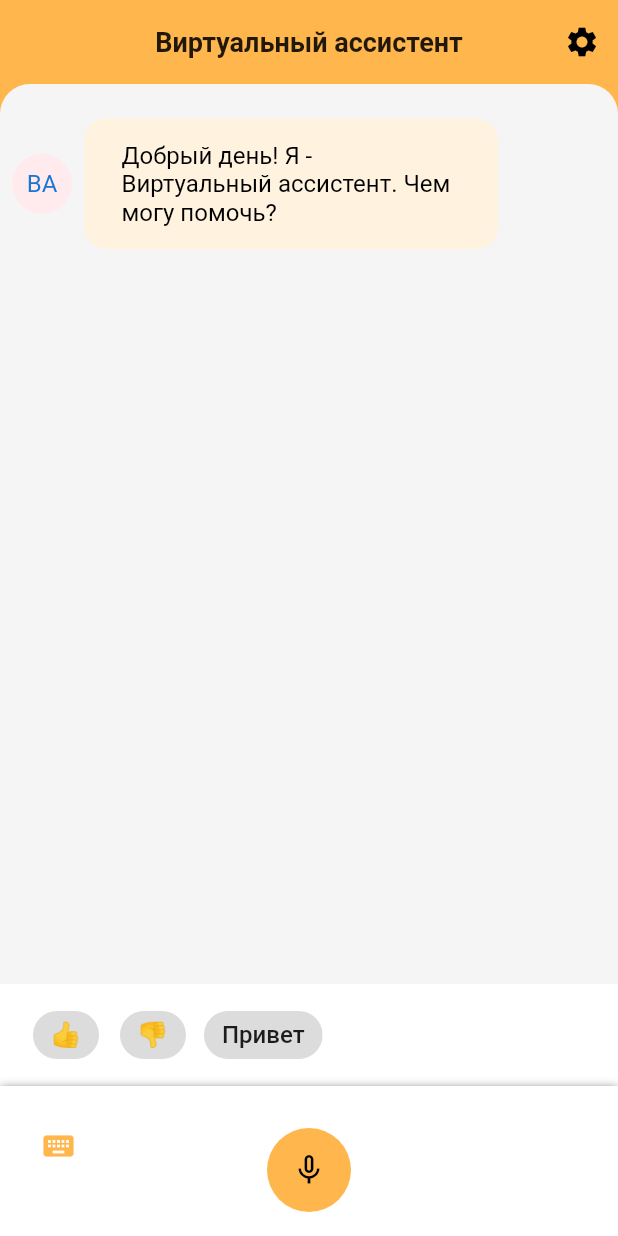
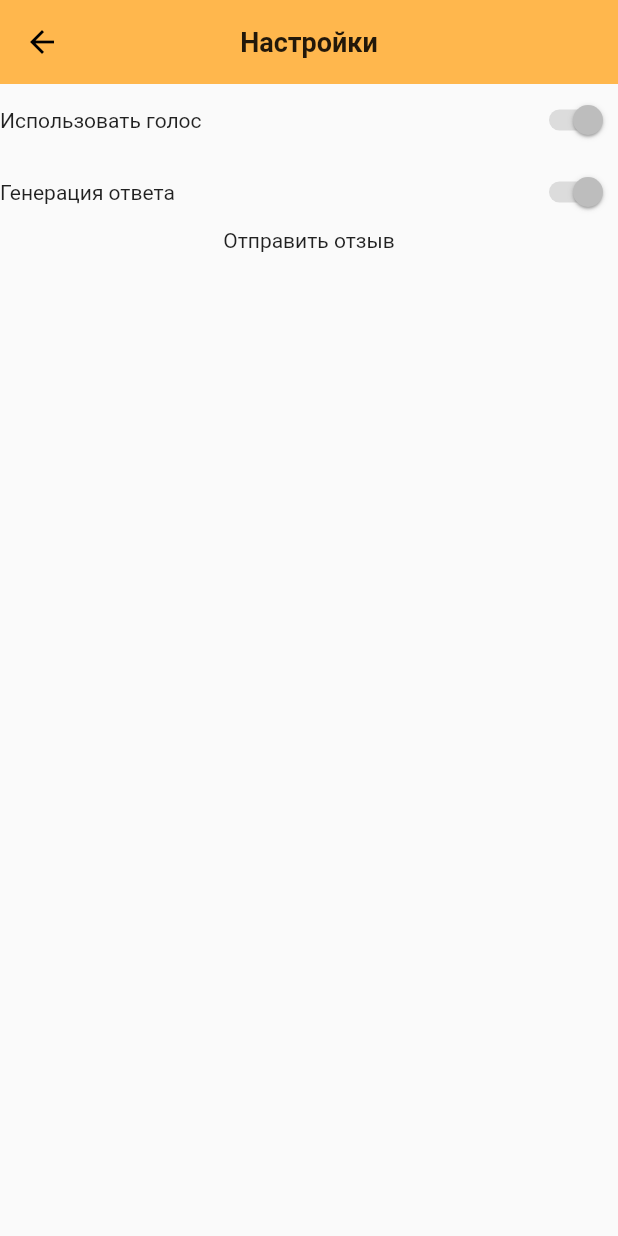
Before and after one commit to alexeytra/va_client, a Flutter app: the screen it shows after launch, after a tap on the "settings" icon, on a phone screen of 412 x 824 dp. Run offline on Flutter 3.47's test engine with Material 2 defaults, Android fonts, the phone set to English and light mode, and no system bars; our stand-ins replace audioplayers, flutter_redux, redux, redux_thunk, speech_to_text; missing offline and left inert: redux_logging; generated files the repository leaves out were written again.

Commit message:
add settings screen

```diff
--- a/lib/screens/home_screen.dart
+++ b/lib/screens/home_screen.dart
@@ -4,6 +4,7 @@ import 'package:speech_to_text/speech_to_text.dart' as stt;
 import 'package:va_client/models/message_model.dart';
 import 'package:va_client/models/view_model.dart';
 import 'package:va_client/redux/app_state.dart';
+import 'package:va_client/screens/setting_screen.dart';
 import 'package:va_client/utils/functions.dart';
 import 'package:va_client/widgets/input_question.dart';
 import 'package:va_client/widgets/show_message.dart';
@@ -43,7 +44,12 @@ class _HomeScreenState extends State<HomeScreen> {
             ),
             centerTitle: true,
             elevation: 0,
-            actions: [IconButton(icon: Icon(Icons.settings), onPressed: () {})],
+            actions: [IconButton(icon: Icon(Icons.settings), onPressed: () {
+              Navigator.push(
+                context,
+                MaterialPageRoute(builder: (context) => SettingScreen()),
+              );
+            })],
           ),
           floatingActionButtonLocation:
               FloatingActionButtonLocation.centerFloat,
--- /dev/null
+++ b/lib/screens/setting_screen.dart
@@ -0,0 +1,38 @@
+import 'package:flutter/cupertino.dart';
+import 'package:flutter/material.dart';
+
+class SettingScreen extends StatefulWidget {
+  @override
+  _SettingScreenState createState() => _SettingScreenState();
+}
+
+class _SettingScreenState extends State<SettingScreen> {
+  @override
+  Widget build(BuildContext context) {
+    return Scaffold(
+      appBar: AppBar(
+        title: Text('Настройки', style: TextStyle(fontSize: 18.0, fontWeight: FontWeight.bold)),
+        centerTitle: true,
+        elevation: 0,
+      ),
+      body: Column(
+        children: [
+          Row(
+            children: [
+              Expanded(child: Text('Использовать голос')),
+              Switch(value: true, onChanged: null)
+            ],
+          ),
+          Row(
+            children: [
+              Expanded(child: Text('Генерация ответа')),
+              Switch(value: true, onChanged: null)
+            ],
+          ),
+          Text('Отправить отзыв'),
+          // Text()
+        ],
+      ),
+    );
+  }
+}
```
